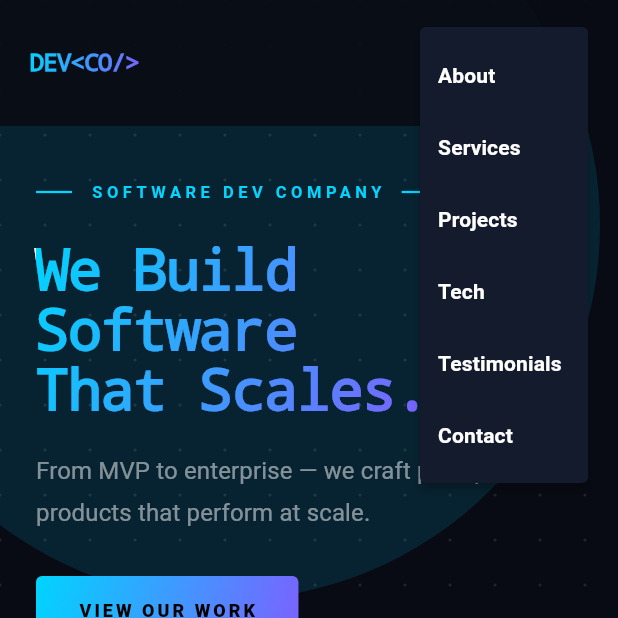
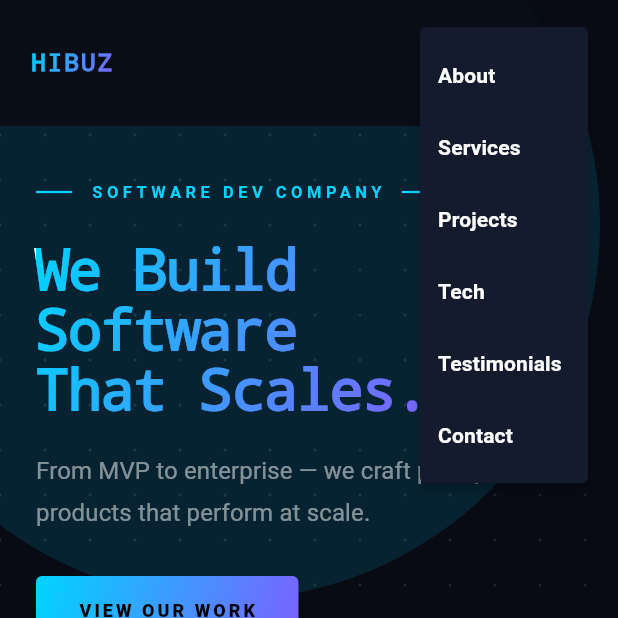
Before and after one commit to hibuzin/Portfolio, a Flutter app: the screen it shows after launch, after a tap on the "menu" icon, on a phone screen of 412 x 824 dp, the top half of it. Run offline on Flutter 3.47's test engine with Material 3 defaults, Android fonts, the phone set to English and light mode, and no system bars.

Commit message:
portfolio started

```diff
--- a/lib/sections/projects_section.dart
+++ b/lib/sections/projects_section.dart
@@ -30,17 +30,39 @@ class ProjectsSection extends StatelessWidget {
             ],
           ),
           const SizedBox(height: 48),
-          GridView.builder(
-            shrinkWrap: true,
-            physics: const NeverScrollableScrollPhysics(),
-            gridDelegate: SliverGridDelegateWithFixedCrossAxisCount(
-              crossAxisCount: isMobile ? 1 : 2,
-              crossAxisSpacing: 24,
-              mainAxisSpacing: 24,
-              childAspectRatio: isMobile ? 1.4 : 1.5,
-            ),
-            itemCount: AppData.projects.length,
-            itemBuilder: (_, i) => _ProjectCard(project: AppData.projects[i]),
+          isMobile
+              ? Column(
+            children: AppData.projects
+                .map((p) => Padding(
+              padding: const EdgeInsets.only(bottom: 20),
+              child: _ProjectCard(project: p),
+            ))
+                .toList(),
+          )
+              : Column(
+            children: [
+              IntrinsicHeight(
+                child: Row(
+                  crossAxisAlignment: CrossAxisAlignment.stretch,
+                  children: [
+                    Expanded(child: _ProjectCard(project: AppData.projects[0])),
+                    const SizedBox(width: 24),
+                    Expanded(child: _ProjectCard(project: AppData.projects[1])),
+                  ],
+                ),
+              ),
+              const SizedBox(height: 24),
+              IntrinsicHeight(
+                child: Row(
+                  crossAxisAlignment: CrossAxisAlignment.stretch,
+                  children: [
+                    Expanded(child: _ProjectCard(project: AppData.projects[2])),
+                    const SizedBox(width: 24),
+                    Expanded(child: _ProjectCard(project: AppData.projects[3])),
+                  ],
+                ),
+              ),
+            ],
           ),
         ],
       ),
@@ -109,9 +131,7 @@ class _ProjectCardState extends State<_ProjectCard> {
                     fontWeight: FontWeight.w800,
                     color: AppColors.white)),
             const SizedBox(height: 12),
-            Expanded(
-              child: Text(p.desc, style: AppText.body, overflow: TextOverflow.fade),
-            ),
+            Text(p.desc, style: AppText.body),
             const SizedBox(height: 16),
             Wrap(
               spacing: 8,
--- a/lib/sections/services_section.dart
+++ b/lib/sections/services_section.dart
@@ -29,20 +29,54 @@ class ServicesSection extends StatelessWidget {
             textAlign: TextAlign.center,
           ),
           const SizedBox(height: 56),
-          GridView.builder(
-            shrinkWrap: true,
-            physics: const NeverScrollableScrollPhysics(),
-            gridDelegate: SliverGridDelegateWithFixedCrossAxisCount(
-              crossAxisCount: isMobile ? 1 : 3,
-              crossAxisSpacing: 20,
-              mainAxisSpacing: 20,
-              childAspectRatio: isMobile ? 3 : 1.3,
+          isMobile
+              ? Column(
+            children: AppData.services
+                .map((s) => Padding(
+              padding: const EdgeInsets.only(bottom: 16),
+              child: _ServiceCard(service: s),
+            ))
+                .toList(),
+          )
+              : _DesktopGrid(),
+        ],
       ),
-            itemCount: AppData.services.length,
-            itemBuilder: (_, i) => _ServiceCard(service: AppData.services[i]),
+    );
+  }
+}
+
+class _DesktopGrid extends StatelessWidget {
+  @override
+  Widget build(BuildContext context) {
+    final s = AppData.services;
+    return Column(
+      children: [
+        IntrinsicHeight(
+          child: Row(
+            crossAxisAlignment: CrossAxisAlignment.stretch,
+            children: [
+              Expanded(child: _ServiceCard(service: s[0])),
+              const SizedBox(width: 20),
+              Expanded(child: _ServiceCard(service: s[1])),
+              const SizedBox(width: 20),
+              Expanded(child: _ServiceCard(service: s[2])),
+            ],
+          ),
+        ),
+        const SizedBox(height: 20),
+        IntrinsicHeight(
+          child: Row(
+            crossAxisAlignment: CrossAxisAlignment.stretch,
+            children: [
+              Expanded(child: _ServiceCard(service: s[3])),
+              const SizedBox(width: 20),
+              Expanded(child: _ServiceCard(service: s[4])),
+              const SizedBox(width: 20),
+              Expanded(child: _ServiceCard(service: s[5])),
+            ],
+          ),
         ),
       ],
-      ),
     );
   }
 }
@@ -79,6 +113,7 @@ class _ServiceCardState extends State<_ServiceCard> {
         ),
         child: Column(
           crossAxisAlignment: CrossAxisAlignment.start,
+          mainAxisSize: MainAxisSize.min,
           children: [
             Container(
               width: 48,
@@ -91,26 +126,30 @@ class _ServiceCardState extends State<_ServiceCard> {
               child: Icon(s.icon, color: s.accent, size: 22),
             ),
             const SizedBox(height: 20),
-            Text(s.title,
+            Text(
+              s.title,
               style: const TextStyle(
                 fontFamily: 'Courier',
                 fontSize: 16,
                 fontWeight: FontWeight.w700,
-                    color: AppColors.white)),
+                color: AppColors.white,
+              ),
+            ),
             const SizedBox(height: 10),
-            Expanded(
-              child: Text(s.desc, style: AppText.bodySmall,
-                  overflow: TextOverflow.fade),
-            ),
-            const SizedBox(height: 12),
+            Text(s.desc, style: AppText.bodySmall),
+            const SizedBox(height: 16),
             Row(
+              mainAxisSize: MainAxisSize.min,
               children: [
-                Text('Learn more',
+                Text(
+                  'Learn more',
                   style: TextStyle(
                     fontSize: 12,
                     color: s.accent,
                     fontWeight: FontWeight.w600,
-                        letterSpacing: 0.5)),
+                    letterSpacing: 0.5,
+                  ),
+                ),
                 const SizedBox(width: 6),
                 Icon(Icons.arrow_forward, color: s.accent, size: 14),
               ],
--- a/lib/widgets/navbar.dart
+++ b/lib/widgets/navbar.dart
@@ -39,12 +39,12 @@ class _NavBarState extends State<NavBar> {
               Rect.fromLTWH(0, 0, b.width, b.height),
             ),
             child: Text(
-              'DEV<CO/>',
+              'HIBUZ',
               style: TextStyle(
                 fontFamily: 'Courier',
                 fontSize: widget.isMobile ? 16 : 20,
                 fontWeight: FontWeight.w900,
-                letterSpacing: -0.5,
+                letterSpacing: 1.5,
               ),
             ),
           ),
```
Also changed, not shown: 4 other files. Lines whose indentation alone changed are shown as unchanged.
